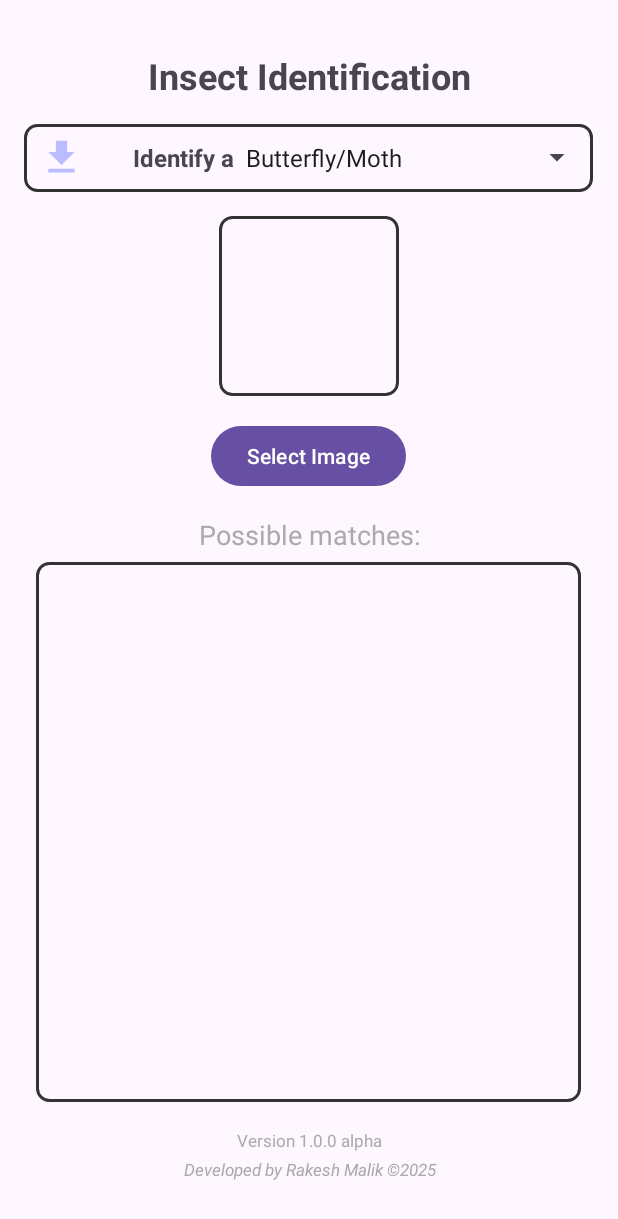
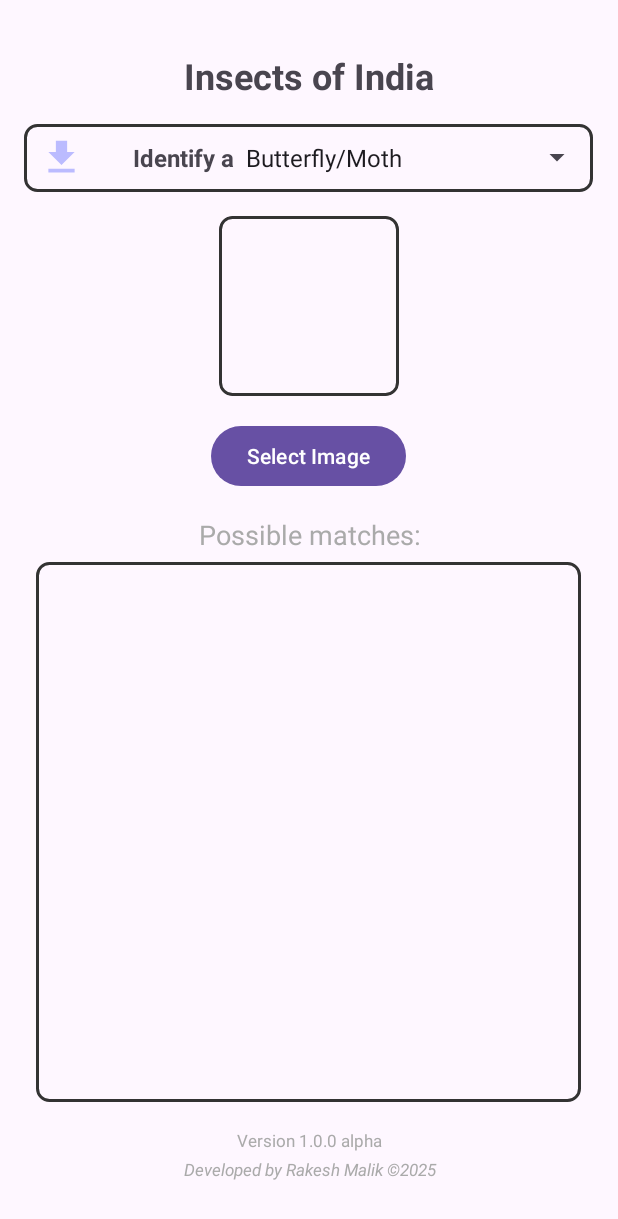
Before and after one commit to rakeshmalik91/insect-id, an Android app: the screen it shows after launch (MainActivity), on a phone screen of 412 x 824 dp. Shown: the top 1219 px of the screen. Run offline under Robolectric (Android 15) with nearby library versions, the light colour scheme and no system bars; libraries missing offline, so code that uses them is left out: com.getkeepsafe.relinker, com.yalantis.ucrop, org.pytorch, org.pytorch.torchvision; pictures from the network do not load; 1 statement that could not run was skipped.

Commit message:
minor change

```diff
--- a/insect-id-app/app/src/main/res/values/strings.xml
+++ b/insect-id-app/app/src/main/res/values/strings.xml
@@ -1,6 +1,6 @@
 <resources>
     <string name="app_name">InsectID.AI</string>
-    <string name="insect_identification">Insect Identification</string>
+    <string name="insect_identification">Insects of India</string>
     <string name="select_image">Select Image</string>
     <string name="predicting">Analyzing…</string>
     <string name="use_model">Identify a</string>
```
Also changed, not shown: 2 other files.
